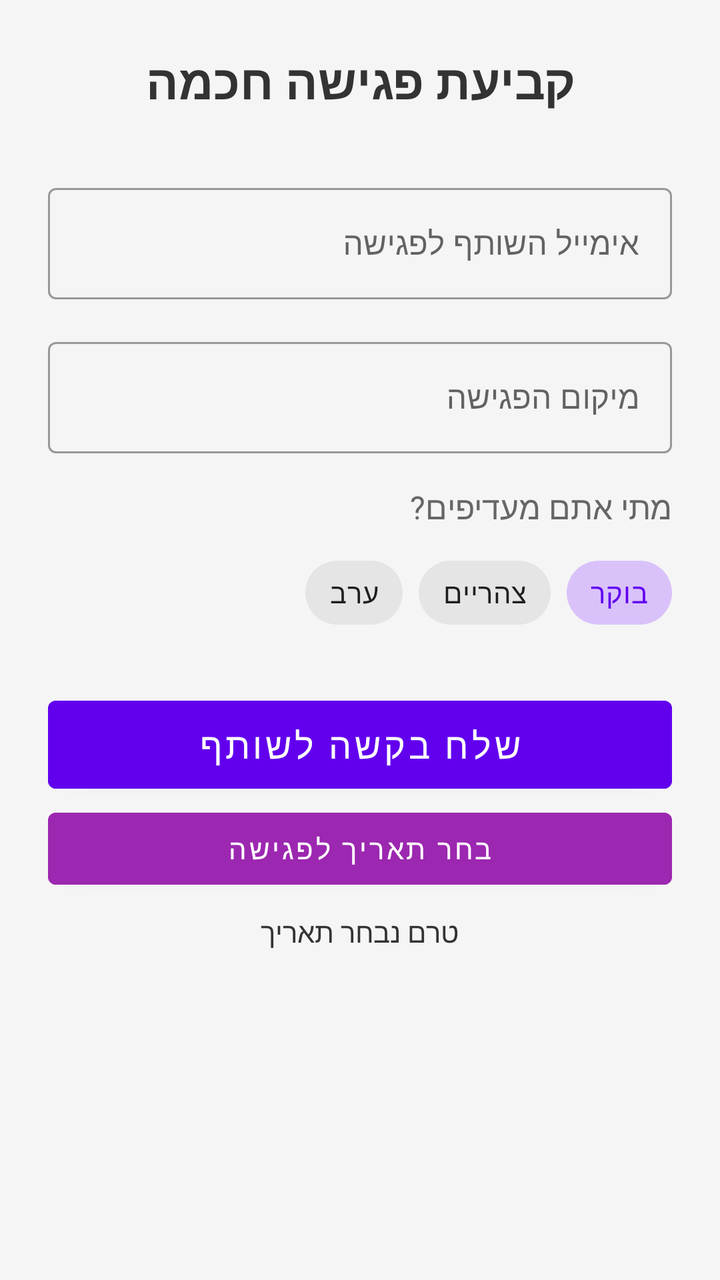
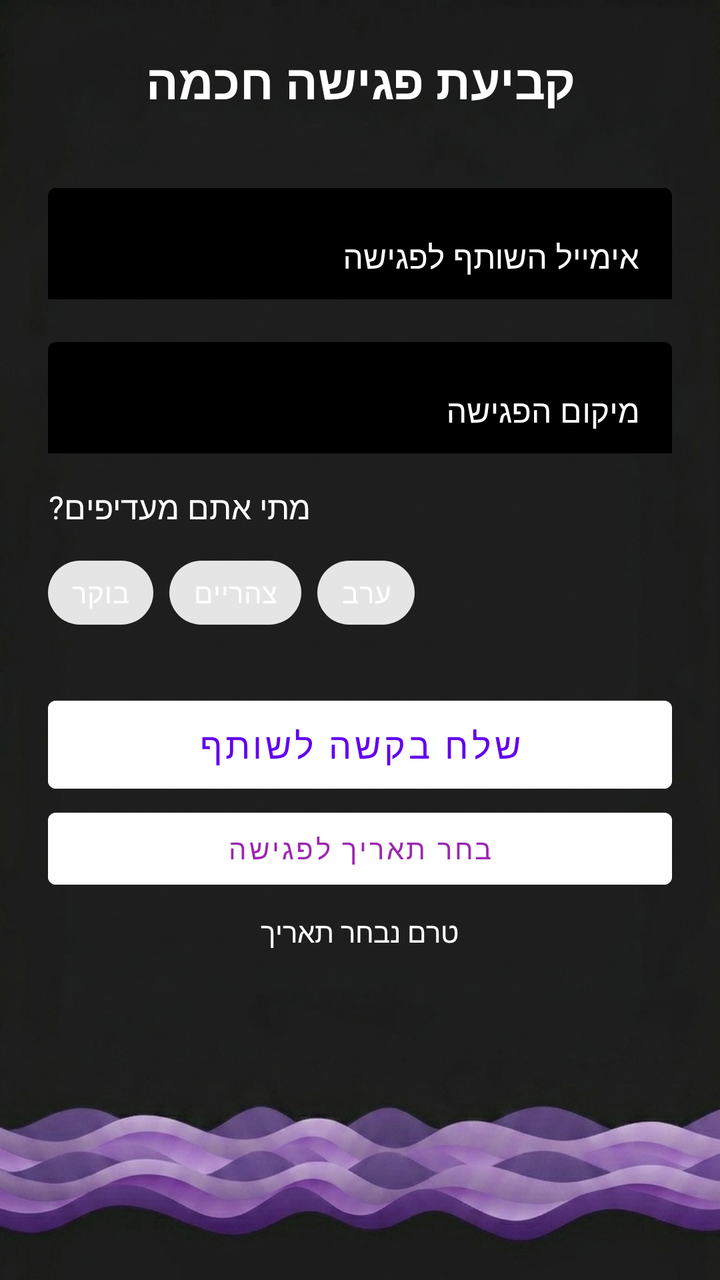

Screens rendered from an Android XML layout before and after an edit, with the pre-edit source and the edit as a unified diff.
<!-- AndroidManifest.xml: application theme Theme.MaterialComponents.DayNight.NoActionBar -->
<!-- res/layout/activity_smart_meeting.xml -->
<?xml version="1.0" encoding="utf-8"?>
<LinearLayout xmlns:android="http://schemas.android.com/apk/res/android"
    xmlns:app="http://schemas.android.com/apk/res-auto"
    android:layout_width="match_parent"
    android:layout_height="match_parent"
    android:orientation="vertical"
    android:padding="24dp"
    android:background="#F5F5F5"
    android:layoutDirection="rtl">

    <TextView
        android:layout_width="match_parent"
        android:layout_height="wrap_content"
        android:text="קביעת פגישה חכמה"
        android:textSize="24sp"
        android:textStyle="bold"
        android:gravity="center"
        android:layout_marginBottom="32dp"
        android:textColor="#333333"/>

    <com.google.android.material.textfield.TextInputLayout
        style="@style/Widget.MaterialComponents.TextInputLayout.OutlinedBox"
        android:layout_width="match_parent"
        android:layout_height="wrap_content"
        android:hint="אימייל השותף לפגישה"
        android:layout_marginBottom="16dp">

        <com.google.android.material.textfield.TextInputEditText
            android:id="@+id/etPartnerEmail"
            android:layout_width="match_parent"
            android:layout_height="wrap_content"
            android:inputType="textEmailAddress" />
    </com.google.android.material.textfield.TextInputLayout>

    <com.google.android.material.textfield.TextInputLayout
        style="@style/Widget.MaterialComponents.TextInputLayout.OutlinedBox"
        android:layout_width="match_parent"
        android:layout_height="wrap_content"
        android:hint="מיקום הפגישה"
        android:layout_marginBottom="16dp">

        <com.google.android.material.textfield.TextInputEditText
            android:id="@+id/etLocation"
            android:layout_width="match_parent"
            android:layout_height="wrap_content"
            android:inputType="text" />
    </com.google.android.material.textfield.TextInputLayout>

    <TextView
        android:layout_width="wrap_content"
        android:layout_height="wrap_content"
        android:text="מתי אתם מעדיפים?"
        android:textSize="16sp"
        android:layout_marginBottom="8dp"
        android:textColor="#666666"/>

    <com.google.android.material.chip.ChipGroup
        android:id="@+id/chipGroupTime"
        android:layout_width="match_parent"
        android:layout_height="wrap_content"
        android:layout_marginBottom="24dp"
        app:singleSelection="true">

        <com.google.android.material.chip.Chip
            android:id="@+id/chipMorning"
            style="@style/Widget.MaterialComponents.Chip.Choice"
            android:layout_width="wrap_content"
            android:layout_height="wrap_content"
            android:text="בוקר"
            android:checked="true"/>

        <com.google.android.material.chip.Chip
            android:id="@+id/chipNoon"
            style="@style/Widget.MaterialComponents.Chip.Choice"
            android:layout_width="wrap_content"
            android:layout_height="wrap_content"
            android:text="צהריים"/>

        <com.google.android.material.chip.Chip
            android:id="@+id/chipEvening"
            style="@style/Widget.MaterialComponents.Chip.Choice"
            android:layout_width="wrap_content"
            android:layout_height="wrap_content"
            android:text="ערב"/>
    </com.google.android.material.chip.ChipGroup>

    <Button
        android:id="@+id/btnFindTime"
        android:layout_width="match_parent"
        android:layout_height="56dp"
        android:text="שלח בקשה לשותף"
        android:backgroundTint="#6200EE"
        android:textColor="#FFFFFF"
        android:textSize="18sp" />
    <Button
        android:id="@+id/btnPickDate"
        android:layout_width="match_parent"
        android:layout_height="wrap_content"
        android:text="בחר תאריך לפגישה"
        android:backgroundTint="#9C27B0"
        android:layout_marginBottom="8dp"/>

    <TextView
        android:id="@+id/tvSelectedDate"
        android:layout_width="match_parent"
        android:layout_height="wrap_content"
        android:text="טרם נבחר תאריך"
        android:gravity="center"
        android:layout_marginBottom="16dp"
        android:textColor="#333333"/>

    <ProgressBar
        android:id="@+id/progressBar"
        android:layout_width="wrap_content"
        android:layout_height="wrap_content"
        android:layout_gravity="center"
        android:visibility="gone"
        android:layout_marginTop="16dp"/>

</LinearLayout>
<!-- resources referenced by this layout -->
<resources>

</resources>

<!-- the commit's change to res/layout/activity_smart_meeting.xml (unified diff, before → after) -->
@@ -5,8 +5,7 @@
     android:layout_height="match_parent"
     android:orientation="vertical"
     android:padding="24dp"
-    android:background="#F5F5F5"
-    android:layoutDirection="rtl">
+    android:background="@drawable/other_page_background">
 
     <TextView
         android:layout_width="match_parent"
@@ -16,33 +15,45 @@
         android:textStyle="bold"
         android:gravity="center"
         android:layout_marginBottom="32dp"
-        android:textColor="#333333"/>
+        android:textColor="#FFFFFF"/>
 
     <com.google.android.material.textfield.TextInputLayout
-        style="@style/Widget.MaterialComponents.TextInputLayout.OutlinedBox"
         android:layout_width="match_parent"
         android:layout_height="wrap_content"
         android:hint="אימייל השותף לפגישה"
+        app:boxBackgroundColor="#000000"
+        app:boxBackgroundMode="outline"
+        app:hintTextColor="#FFFFFF"
+        android:textColorHint="#FFFFFF"
+        app:boxStrokeColor="#FFFFFF"
+        app:boxStrokeWidth="1dp"
         android:layout_marginBottom="16dp">
 
         <com.google.android.material.textfield.TextInputEditText
             android:id="@+id/etPartnerEmail"
             android:layout_width="match_parent"
             android:layout_height="wrap_content"
+            android:textColor="#FFFFFF"
             android:inputType="textEmailAddress" />
     </com.google.android.material.textfield.TextInputLayout>
 
     <com.google.android.material.textfield.TextInputLayout
-        style="@style/Widget.MaterialComponents.TextInputLayout.OutlinedBox"
         android:layout_width="match_parent"
         android:layout_height="wrap_content"
         android:hint="מיקום הפגישה"
+        app:boxBackgroundColor="#000000"
+        app:boxBackgroundMode="outline"
+        app:hintTextColor="#FFFFFF"
+        android:textColorHint="#FFFFFF"
+        app:boxStrokeColor="#FFFFFF"
+        app:boxStrokeWidth="1dp"
         android:layout_marginBottom="16dp">
 
         <com.google.android.material.textfield.TextInputEditText
             android:id="@+id/etLocation"
             android:layout_width="match_parent"
             android:layout_height="wrap_content"
+            android:textColor="#FFFFFF"
             android:inputType="text" />
     </com.google.android.material.textfield.TextInputLayout>
 
@@ -52,7 +63,7 @@
         android:text="מתי אתם מעדיפים?"
         android:textSize="16sp"
         android:layout_marginBottom="8dp"
-        android:textColor="#666666"/>
+        android:textColor="#FFFFFF"/>
 
     <com.google.android.material.chip.ChipGroup
         android:id="@+id/chipGroupTime"
@@ -63,25 +74,25 @@
 
         <com.google.android.material.chip.Chip
             android:id="@+id/chipMorning"
-            style="@style/Widget.MaterialComponents.Chip.Choice"
             android:layout_width="wrap_content"
             android:layout_height="wrap_content"
             android:text="בוקר"
+            android:textColor="#FFFFFF"
             android:checked="true"/>
 
         <com.google.android.material.chip.Chip
             android:id="@+id/chipNoon"
-            style="@style/Widget.MaterialComponents.Chip.Choice"
             android:layout_width="wrap_content"
             android:layout_height="wrap_content"
-            android:text="צהריים"/>
+            android:text="צהריים"
+            android:textColor="#FFFFFF"/>
 
         <com.google.android.material.chip.Chip
             android:id="@+id/chipEvening"
-            style="@style/Widget.MaterialComponents.Chip.Choice"
             android:layout_width="wrap_content"
             android:layout_height="wrap_content"
-            android:text="ערב"/>
+            android:text="ערב"
+            android:textColor="#FFFFFF"/>
     </com.google.android.material.chip.ChipGroup>
 
     <Button
@@ -89,15 +100,16 @@
         android:layout_width="match_parent"
         android:layout_height="56dp"
         android:text="שלח בקשה לשותף"
-        android:backgroundTint="#6200EE"
-        android:textColor="#FFFFFF"
+        android:backgroundTint="#FFFFFF"
+        android:textColor="#6200EE"
         android:textSize="18sp" />
     <Button
         android:id="@+id/btnPickDate"
         android:layout_width="match_parent"
         android:layout_height="wrap_content"
         android:text="בחר תאריך לפגישה"
-        android:backgroundTint="#9C27B0"
+        android:backgroundTint="#FFFFFF"
+        android:textColor="#9C27B0"
         android:layout_marginBottom="8dp"/>
 
     <TextView
@@ -107,7 +119,7 @@
         android:text="טרם נבחר תאריך"
         android:gravity="center"
         android:layout_marginBottom="16dp"
-        android:textColor="#333333"/>
+        android:textColor="#FFFFFF"/>
 
     <ProgressBar
         android:id="@+id/progressBar"
<!-- resource entries referenced after the edit -->
@@ -1,5 +1,5 @@
 <!-- resources referenced by this layout -->
 <resources>
-
+  <!-- drawable other_page_background: png bitmap (drawable, 591084 bytes) -->
 </resources>
 
